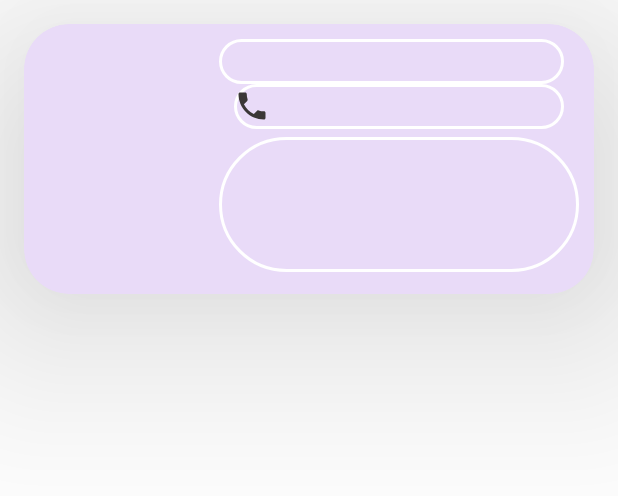
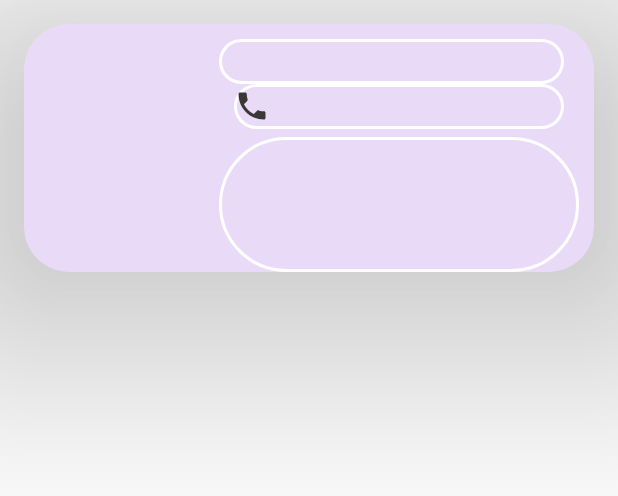
Before and after one commit to subham99kr/Tenant-Finder, an Android app: the layout tenants_ava_recycler.xml on its own in the app's theme, with its tools: preview values and no code run, on a phone screen of 412 x 824 dp. Shown: the top 496 px of the screen. Run offline under Robolectric (Android 15) with nearby library versions, the phone set to English and light mode, and no system bars.

Commit message:
RecyclerView added to "show TenantsAvailable" but its not working.

```diff
--- a/app/src/main/AndroidManifest.xml
+++ b/app/src/main/AndroidManifest.xml
@@ -16,7 +16,7 @@
             android:name=".ShowProperties"
             android:exported="false" />
         <activity
-            android:name=".TenantsAvailaible"
+            android:name=".TenantsAvailable"
             android:exported="false" />
         <activity
             android:name=".Input_Tenant"
--- a/app/src/main/java/com/example/tenantfinder_9204/Owner.java
+++ b/app/src/main/java/com/example/tenantfinder_9204/Owner.java
@@ -14,7 +14,7 @@ public class Owner extends AppCompatActivity {
         setContentView(R.layout.activity_owner);
     }
     public void viewTenants(View view){
-        Intent intent = new Intent(this, TenantsAvailaible.class);
+        Intent intent = new Intent(this, TenantsAvailable.class);
         startActivity(intent);}
     public void addProperty(View view){
         Intent intent = new Intent(this, InputPropertyDetails.class);
--- a/app/src/main/java/com/example/tenantfinder_9204/TenantsAvailaible.java
+++ b/app/src/main/java/com/example/tenantfinder_9204/TenantsAvailable.java
@@ -16,7 +16,7 @@ import com.google.firebase.database.ValueEventListener;
 
 import java.util.ArrayList;
 
-public class TenantsAvailaible extends AppCompatActivity {
+public class TenantsAvailable extends AppCompatActivity {
 
    RecyclerView recyclerView;
    DatabaseReference database;
@@ -29,7 +29,7 @@ public class TenantsAvailaible extends AppCompatActivity {
         super.onCreate(savedInstanceState);
         setContentView(R.layout.activity_tenants_availaible);
 
-        recyclerView = findViewById(R.id.tenantsAvail);
+        recyclerView = findViewById(R.id.recyclerViewT);
         database= FirebaseDatabase.getInstance().getReference("TENANTS");
         recyclerView.setHasFixedSize(true);
         recyclerView.setLayoutManager(new LinearLayoutManager(this));
@@ -38,7 +38,7 @@ public class TenantsAvailaible extends AppCompatActivity {
         adapterTDB = new AdapterTDB(this,list);
         recyclerView.setAdapter(adapterTDB);
 
-        //call back method
+
         database.addValueEventListener(new ValueEventListener() {
             @SuppressLint("NotifyDataSetChanged")
             @Override
--- a/app/src/main/res/layout/activity_tenants_availaible.xml
+++ b/app/src/main/res/layout/activity_tenants_availaible.xml
@@ -6,10 +6,10 @@
     android:layout_width="match_parent"
     android:layout_height="match_parent"
     android:background="@drawable/background1"
-    tools:context=".TenantsAvailaible">
+    tools:context=".TenantsAvailable">
 
     <androidx.recyclerview.widget.RecyclerView
-        android:id="@+id/recyclerView"
+        android:id="@+id/recyclerViewT"
         android:layout_width="match_parent"
         android:layout_height="match_parent"
         app:layout_constraintBottom_toBottomOf="parent"
--- a/app/src/main/res/layout/tenants_ava_recycler.xml
+++ b/app/src/main/res/layout/tenants_ava_recycler.xml
@@ -2,11 +2,11 @@
 <androidx.cardview.widget.CardView xmlns:android="http://schemas.android.com/apk/res/android"
     xmlns:app="http://schemas.android.com/apk/res-auto"
     android:layout_width="match_parent"
-    android:layout_height="180dp"
+    android:layout_height="wrap_content"
     android:layout_margin="16dp"
     android:backgroundTint="#E9DBF8"
     app:cardCornerRadius="30dp"
-    app:cardElevation="90dp">
+    app:cardElevation="100dp">
 
     <TextView
         android:id="@+id/nameT"
```
